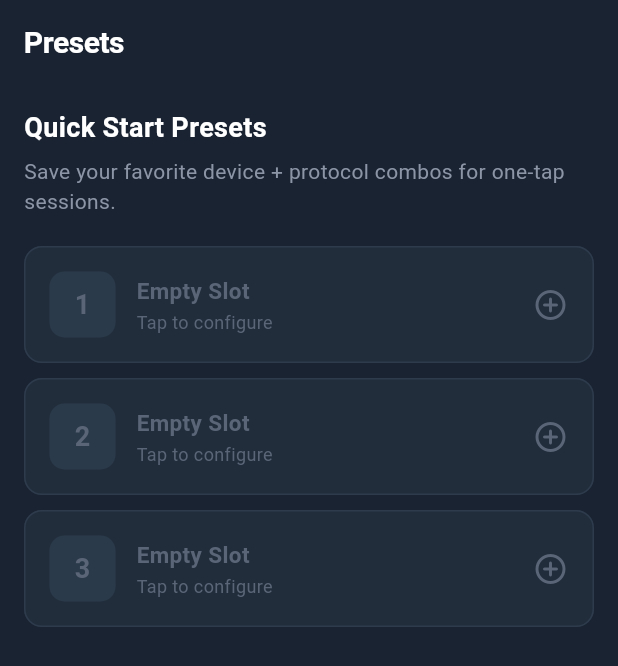
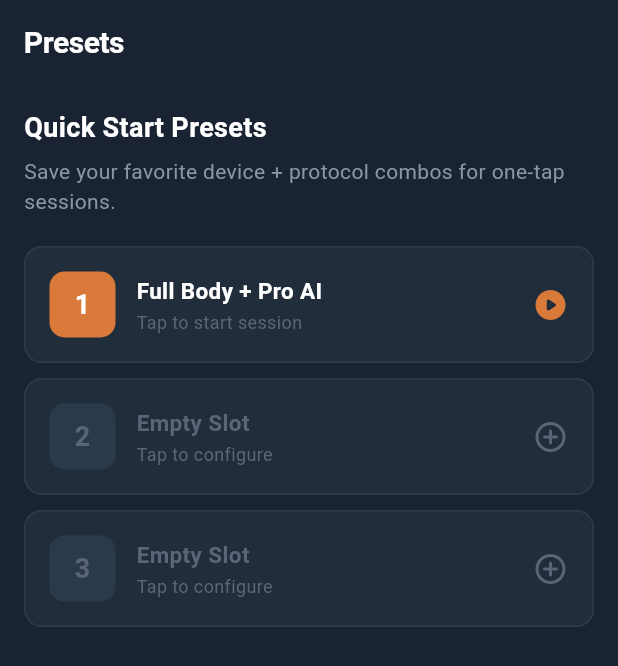
Before and after one commit to sdsadmins/hydrawav3-mobile-app, a Flutter app: the PresetManagementScreen screen opened by its route, on a phone screen of 412 x 824 dp. Shown: the top 666 px of the screen. Run offline on Flutter 3.47's test engine with Material 3 defaults, Android fonts, the phone set to English and light mode, and no system bars; our stand-ins replace connectivity_plus, dio, drift, drift_flutter, flutter_blue_plus, flutter_riverpod and 8 more; accounts and stored records are empty; generated files the repository leaves out were written again.

Commit message:
fix: All screens crash-safe on web + demo data + SVG icons + Lottie
- Devices: Demo data (3 devices) instead of Drift stream
- History: Demo data (5 sessions) instead of Drift stream
- Presets: Demo data instead of Drift stream
- All screens now work on web without native SQLite

Added:
- 8 monochrome SVG icons in accent orange (#D97A3A)
- lottie package for animated icons at key moments
- SVG assets directory in pubspec

Co-Authored-By: Claude Opus 4.6 (1M context) <noreply@anthropic.com>

```diff
--- a/lib/features/presets/presentation/screens/preset_management_screen.dart
+++ b/lib/features/presets/presentation/screens/preset_management_screen.dart
@@ -3,27 +3,19 @@ import 'package:flutter_riverpod/flutter_riverpod.dart';
 
 import '../../../../core/constants/app_constants.dart';
 import '../../../../core/constants/theme_constants.dart';
-import '../../../../core/storage/local_db.dart';
-import '../../../../core/theme/widgets/hw_loading.dart';
-
-final presetsProvider = StreamProvider<List<Preset>>((ref) {
-  return ref.read(databaseProvider).watchPresets();
-});
 
 class PresetManagementScreen extends ConsumerWidget {
   const PresetManagementScreen({super.key});
 
   @override
   Widget build(BuildContext context, WidgetRef ref) {
-    final presetsAsync = ref.watch(presetsProvider);
+    // Demo presets — no DB dependency
+    final presetNames = ['Full Body + Pro AI', null, null]; // 1 configured, 2 empty
 
     return Scaffold(
       backgroundColor: ThemeConstants.background,
       appBar: AppBar(title: const Text('Presets')),
-      body: presetsAsync.when(
-        loading: () => const HwLoading(),
-        error: (e, _) => HwErrorWidget(message: e.toString(), onRetry: () => ref.invalidate(presetsProvider)),
-        data: (presets) => ListView(
+      body: ListView(
         padding: const EdgeInsets.all(16),
         children: [
           const Text('Quick Start Presets', style: TextStyle(fontSize: 18, fontWeight: FontWeight.w600, color: Colors.white)),
@@ -31,8 +23,8 @@ class PresetManagementScreen extends ConsumerWidget {
           const Text('Save your favorite device + protocol combos for one-tap sessions.', style: TextStyle(fontSize: 14, color: ThemeConstants.textSecondary)),
           const SizedBox(height: 20),
           ...List.generate(AppConstants.maxPresets, (i) {
-              final preset = i < presets.length ? presets[i] : null;
-              final empty = preset == null;
+            final name = i < presetNames.length ? presetNames[i] : null;
+            final empty = name == null;
             return Padding(
               padding: const EdgeInsets.only(bottom: 10),
               child: Material(
@@ -48,10 +40,7 @@ class PresetManagementScreen extends ConsumerWidget {
                       children: [
                         Container(
                           width: 44, height: 44,
-                            decoration: BoxDecoration(
-                              color: empty ? ThemeConstants.surfaceVariant : ThemeConstants.accent,
-                              borderRadius: BorderRadius.circular(10),
-                            ),
+                          decoration: BoxDecoration(color: empty ? ThemeConstants.surfaceVariant : ThemeConstants.accent, borderRadius: BorderRadius.circular(10)),
                           child: Center(child: Text('${i + 1}', style: TextStyle(color: empty ? ThemeConstants.textTertiary : Colors.white, fontSize: 18, fontWeight: FontWeight.w700))),
                         ),
                         const SizedBox(width: 14),
@@ -59,7 +48,7 @@ class PresetManagementScreen extends ConsumerWidget {
                           child: Column(
                             crossAxisAlignment: CrossAxisAlignment.start,
                             children: [
-                                Text(empty ? 'Empty Slot' : preset.name, style: TextStyle(fontSize: 15, fontWeight: FontWeight.w600, color: empty ? ThemeConstants.textTertiary : Colors.white)),
+                              Text(empty ? 'Empty Slot' : name, style: TextStyle(fontSize: 15, fontWeight: FontWeight.w600, color: empty ? ThemeConstants.textTertiary : Colors.white)),
                               const SizedBox(height: 2),
                               Text(empty ? 'Tap to configure' : 'Tap to start session', style: const TextStyle(fontSize: 12, color: ThemeConstants.textTertiary)),
                             ],
@@ -75,7 +64,6 @@ class PresetManagementScreen extends ConsumerWidget {
           }),
         ],
       ),
-      ),
     );
   }
 }
--- a/pubspec.yaml
+++ b/pubspec.yaml
@@ -54,6 +54,9 @@ dependencies:
   # Connectivity
   connectivity_plus: ^6.1.1
 
+  # Animated Icons
+  lottie: ^3.3.1
+
   # Images
   flutter_svg: ^2.0.17
   cached_network_image: ^3.4.1
@@ -86,5 +89,6 @@ flutter:
   assets:
     - assets/images/
     - assets/icons/
+    - assets/icons/svg/
     - assets/fonts/
     - assets/animations/
```
Also changed, not shown: lib/features/devices/presentation/screens/device_list_screen.dart (+49 -36 lines), lib/features/history/presentation/screens/history_list_screen.dart (+17 -26 lines), assets/icons/svg/ai_bot.svg (added), assets/icons/svg/bluetooth.svg (added), assets/icons/svg/history.svg (added), assets/icons/svg/preset.svg (added), assets/icons/svg/protocol.svg (added), assets/icons/svg/settings.svg (added), assets/icons/svg/timer.svg (added), assets/icons/svg/waves.svg (added), pubspec.lock. Lines whose indentation alone changed are shown as unchanged.
